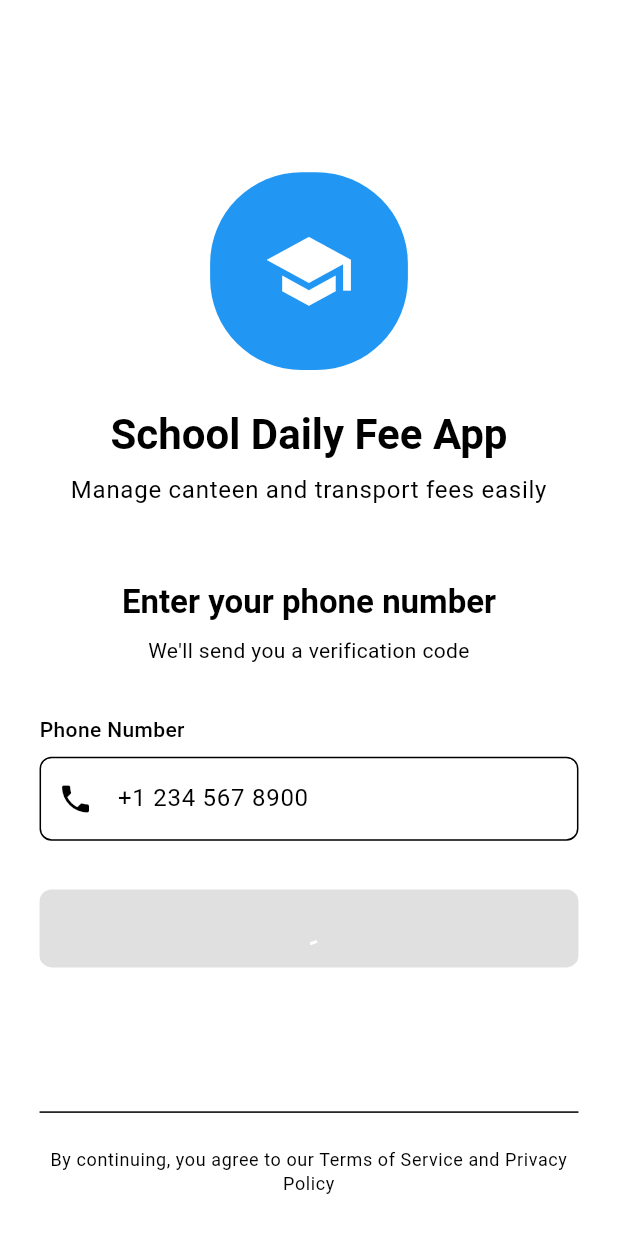
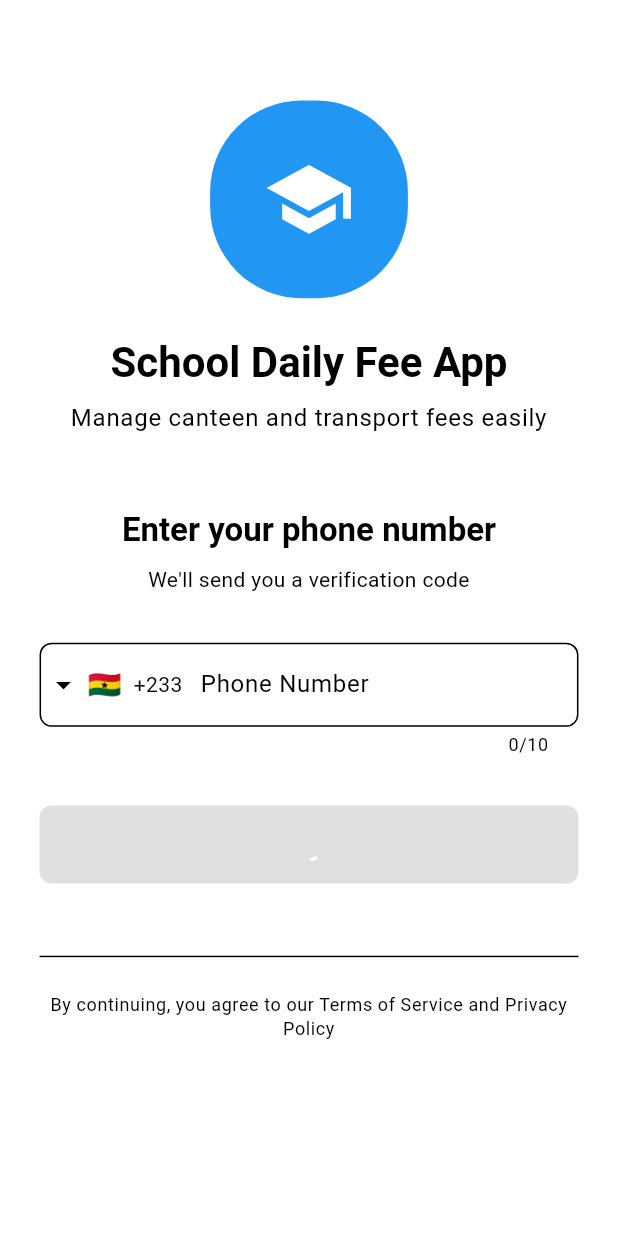
Before and after one commit to blingyplus/school-daily-fee-app, a Flutter app: the screen it shows after launch, on a phone screen of 412 x 824 dp. Shown: the top 1233 px of the screen. Run offline on Flutter 3.47's test engine with Material 3 defaults, Android fonts, the phone set to English and light mode, and no system bars; drawn by our look-alikes of intl_phone_field; our stand-ins replace connectivity_plus, dio, equatable, flutter_bloc, flutter_screenutil, get_it and 3 more; accounts and stored records are empty.

Commit message:
integrate intl_phone_field package for phone number input in login page

```diff
--- a/school_daily_fee_app/lib/features/authentication/presentation/pages/login_page.dart
+++ b/school_daily_fee_app/lib/features/authentication/presentation/pages/login_page.dart
@@ -1,6 +1,7 @@
 import 'package:flutter/material.dart';
 import 'package:flutter_bloc/flutter_bloc.dart';
 import 'package:flutter_screenutil/flutter_screenutil.dart';
+import 'package:intl_phone_field/intl_phone_field.dart';
 
 import '../../../../core/constants/app_constants.dart';
 import '../../../../core/navigation/app_router.dart';
@@ -22,6 +23,7 @@ class _LoginPageState extends State<LoginPage> {
   final _formKey = GlobalKey<FormState>();
   final _phoneController = TextEditingController();
   bool _isLoading = false;
+  String _countryCode = '+233'; // Ghana country code
 
   @override
   void dispose() {
@@ -60,21 +62,17 @@ class _LoginPageState extends State<LoginPage> {
           }
         },
         child: SafeArea(
-          child: Padding(
+          child: SingleChildScrollView(
             padding: EdgeInsets.all(AppConstants.largePadding.w),
             child: Column(
               children: [
-                Expanded(
-                  child: Column(
-                    mainAxisAlignment: MainAxisAlignment.center,
-                    children: [
+                SizedBox(height: 40.h),
                 _buildHeader(),
                 SizedBox(height: 48.h),
                 _buildLoginForm(),
-                    ],
-                  ),
-                ),
+                SizedBox(height: 40.h),
                 _buildFooter(),
+                SizedBox(height: 20.h),
               ],
             ),
           ),
@@ -142,17 +140,40 @@ class _LoginPageState extends State<LoginPage> {
             textAlign: TextAlign.center,
           ),
           SizedBox(height: 32.h),
-          CustomTextField(
-            label: 'Phone Number',
-            hint: '+1 234 567 8900',
+          IntlPhoneField(
             controller: _phoneController,
-            keyboardType: TextInputType.phone,
-            prefixIcon: const Icon(Icons.phone),
-            validator: (value) {
-              if (value == null || value.isEmpty) {
+            initialCountryCode: 'GH', // Ghana
+            decoration: InputDecoration(
+              labelText: 'Phone Number',
+              border: OutlineInputBorder(
+                borderRadius: BorderRadius.circular(AppConstants.borderRadius),
+              ),
+              enabledBorder: OutlineInputBorder(
+                borderRadius: BorderRadius.circular(AppConstants.borderRadius),
+                borderSide: BorderSide(
+                  color: Theme.of(context).colorScheme.outline,
+                ),
+              ),
+              focusedBorder: OutlineInputBorder(
+                borderRadius: BorderRadius.circular(AppConstants.borderRadius),
+                borderSide: BorderSide(
+                  color: Theme.of(context).colorScheme.primary,
+                  width: 2,
+                ),
+              ),
+              contentPadding: const EdgeInsets.symmetric(
+                horizontal: AppConstants.defaultPadding,
+                vertical: AppConstants.defaultPadding,
+              ),
+            ),
+            onChanged: (phone) {
+              _countryCode = phone.countryCode;
+            },
+            validator: (phone) {
+              if (phone == null || phone.number.isEmpty) {
                 return 'Please enter your phone number';
               }
-              if (value.length < 10) {
+              if (phone.number.length < 9) {
                 return 'Please enter a valid phone number';
               }
               return null;
@@ -191,7 +212,7 @@ class _LoginPageState extends State<LoginPage> {
 
   void _handleLogin() {
     if (_formKey.currentState?.validate() ?? false) {
-      final phoneNumber = _phoneController.text.trim();
+      final phoneNumber = '$_countryCode${_phoneController.text.trim()}';
       context.read<AuthBloc>().add(
             AuthLoginRequested(phoneNumber: phoneNumber),
           );
--- a/school_daily_fee_app/pubspec.yaml
+++ b/school_daily_fee_app/pubspec.yaml
@@ -85,6 +85,7 @@ dependencies:
   flutter_screenutil: ^5.9.0
   shimmer: ^3.0.0
   lottie: ^2.7.0
+  intl_phone_field: ^3.2.0
 
   # Validation
   formz: ^0.6.1
```
Also changed, not shown: school_daily_fee_app/pubspec.lock, 1 other file. Lines whose indentation alone changed are shown as unchanged.
